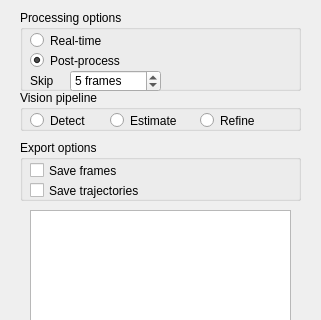
First picture: the form in jansenlib/QVision/QVisionWidget.ui, repository davidgrier/pyfab, before the edit; both pictures show x 0 to 321 and y 0 to 320 of the 321 by 592 pixel window.
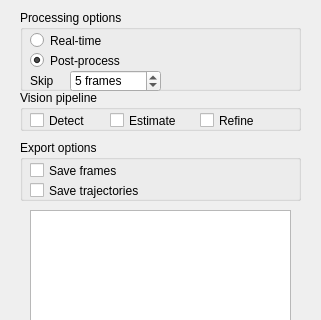
Second picture: the form after the edit. Custom widgets are drawn as their Qt base class.

Commit message: Button logic

```diff
--- a/jansenlib/QVision/QVisionWidget.ui
+++ b/jansenlib/QVision/QVisionWidget.ui
@@ -73,7 +73,7 @@
    <property name="title">
     <string>Vision pipeline</string>
    </property>
-   <widget class="QRadioButton" name="bEstimate">
+   <widget class="QCheckBox" name="bEstimate">
     <property name="geometry">
      <rect>
       <x>90</x>
@@ -86,7 +86,7 @@
      <string>Estimate</string>
     </property>
    </widget>
-   <widget class="QRadioButton" name="bRefine">
+   <widget class="QCheckBox" name="bRefine">
     <property name="geometry">
      <rect>
       <x>180</x>
@@ -99,7 +99,7 @@
      <string>Refine</string>
     </property>
    </widget>
-   <widget class="QRadioButton" name="bDetect">
+   <widget class="QCheckBox" name="bDetect">
     <property name="geometry">
      <rect>
       <x>10</x>
```
The commit also changes 2 other files.
